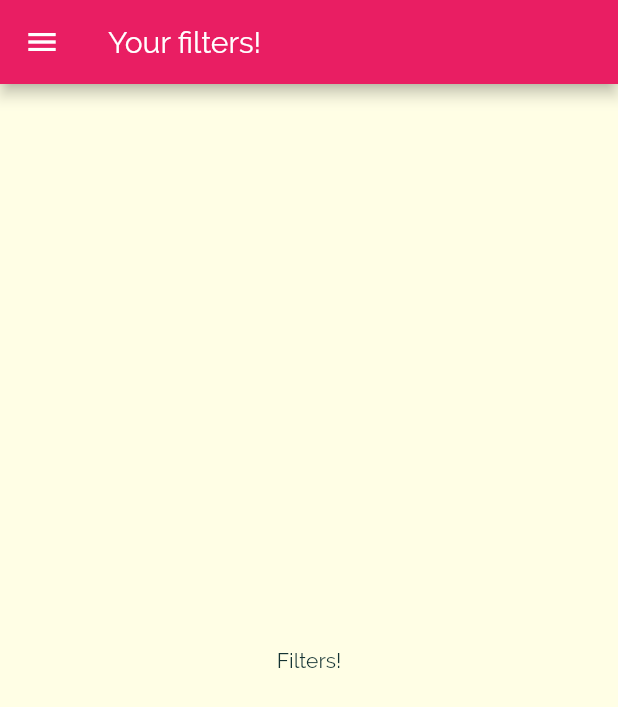
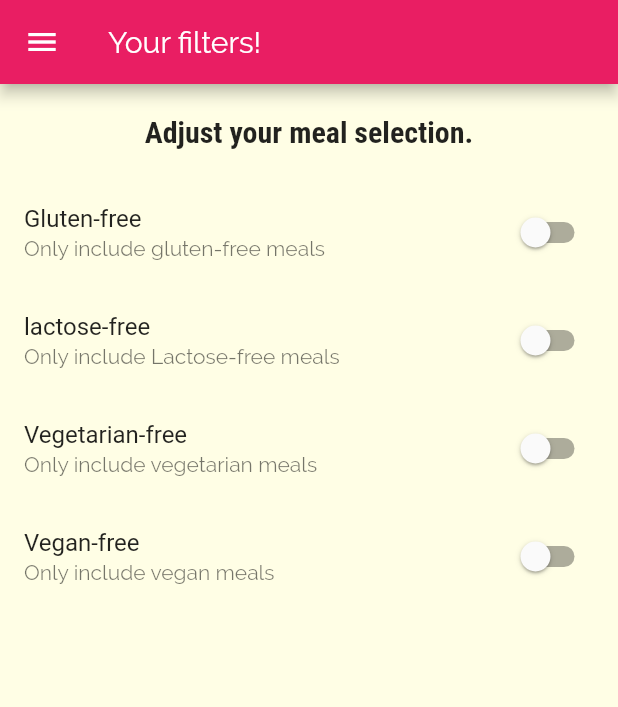
Before and after one commit to Hiro-o-ai/mealSearch, a Flutter app: the FilterScreen screen opened by its route, on a phone screen of 412 x 824 dp. Shown: the top 707 px of the screen. Run offline on Flutter 3.47's test engine with Material 2 defaults, Android fonts, the phone set to English and light mode, and no system bars.

Commit message:
fluter screen -> switchlistTile を作成

```diff
--- a/lib/screens/filter_screen.dart
+++ b/lib/screens/filter_screen.dart
@@ -2,8 +2,35 @@ import 'package:flutter/material.dart';
 
 import '../widgets/main_drawer.dart';
 
-class FilterScreen extends StatelessWidget {
+class FilterScreen extends StatefulWidget {
   static const routeName = '/filters';
+
+  @override
+  _FilterScreenState createState() => _FilterScreenState();
+}
+
+class _FilterScreenState extends State<FilterScreen> {
+  // boolよりもvarで定義した方が初期化時にプロパティに値が入り、dartがデータのタイプを予測しやすくなる
+  bool _glutenFree = false;
+  bool _vegetarian = false;
+  bool _vegan = false;
+  bool _lactoseFree = false;
+
+  Widget _builSwitchListTile(
+    String title,
+    String description,
+    bool currentValue,
+    Function updateValue,
+  ) {
+    return SwitchListTile(
+      title: Text(title),
+      value: currentValue,
+      subtitle: Text(
+        description,
+      ),
+      onChanged: updateValue,
+    );
+  }
 
   @override
   Widget build(BuildContext context) {
@@ -12,8 +39,70 @@ class FilterScreen extends StatelessWidget {
         title: Text('Your filters!'),
       ),
       drawer: MainDrawer(),
-      body: Center(
-        child: Text('Filters!'),
+      body: Column(
+        children: <Widget>[
+          Container(
+            padding: EdgeInsets.all(20),
+            child: Text(
+              'Adjust your meal selection.',
+              style: Theme.of(context).textTheme.title,
+            ),
+          ),
+          Expanded(
+            child: ListView(
+              children: <Widget>[
+                _builSwitchListTile(
+                  'Gluten-free',
+                  'Only include gluten-free meals',
+                  _glutenFree,
+                  (newValue) {
+                    setState(
+                      () {
+                        _glutenFree = newValue;
+                      },
+                    );
+                  },
+                ),
+                _builSwitchListTile(
+                  'lactose-free',
+                  'Only include Lactose-free meals',
+                  _lactoseFree,
+                  (newValue) {
+                    setState(
+                      () {
+                        _lactoseFree = newValue;
+                      },
+                    );
+                  },
+                ),
+                _builSwitchListTile(
+                  'Vegetarian-free',
+                  'Only include vegetarian meals',
+                  _vegetarian,
+                  (newValue) {
+                    setState(
+                      () {
+                        _vegetarian = newValue;
+                      },
+                    );
+                  },
+                ),
+                _builSwitchListTile(
+                  'Vegan-free',
+                  'Only include vegan meals',
+                  _vegan,
+                  (newValue) {
+                    setState(
+                      () {
+                        _vegan = newValue;
+                      },
+                    );
+                  },
+                ),
+              ],
+            ),
+          ),
+        ],
       ),
     );
   }
```
